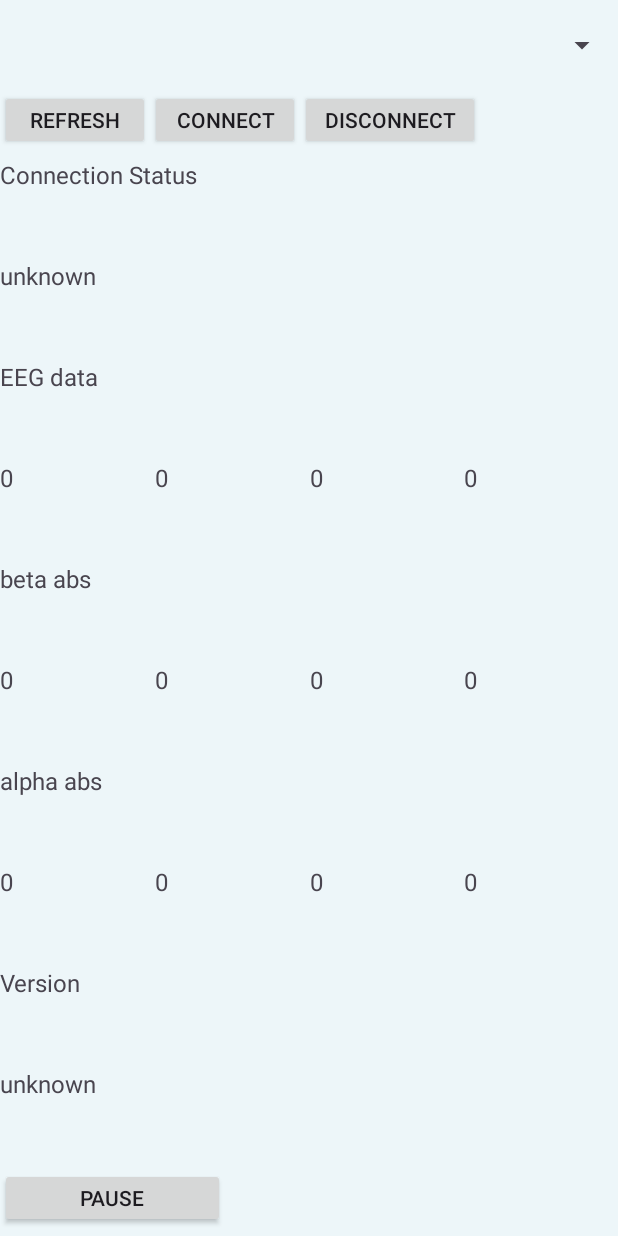
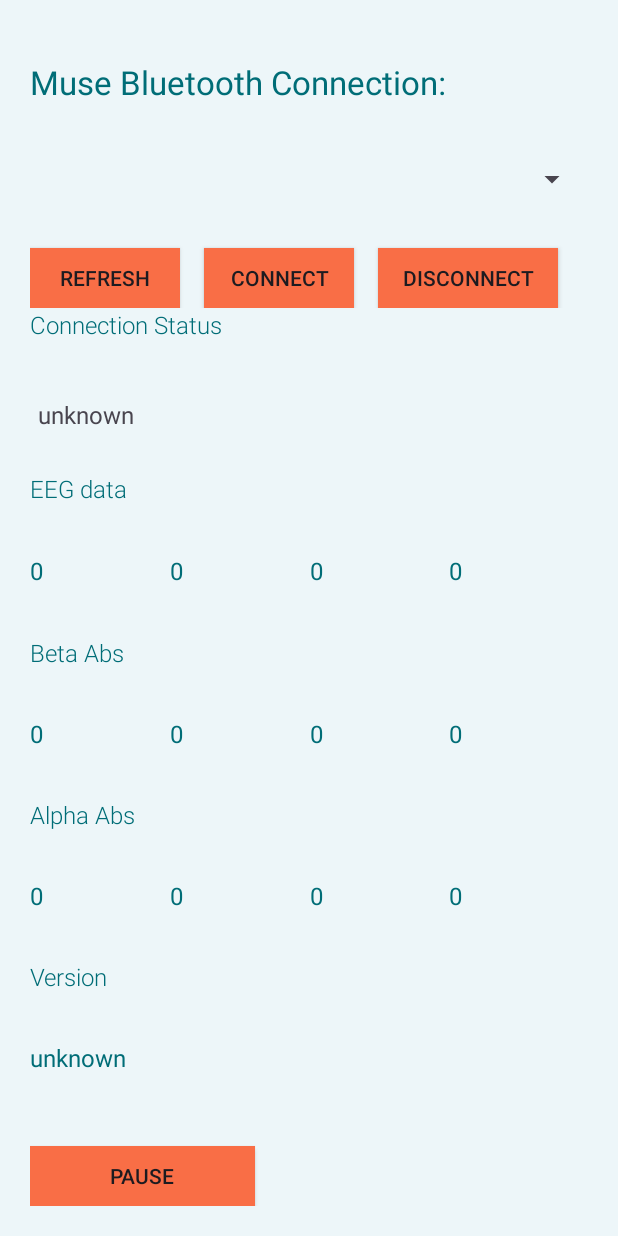
Before and after one commit to minesamaro/MuseCMEB, an Android app: the LibTest screen opened directly, with no data from a screen before it, on a phone screen of 412 x 824 dp. Run offline under Robolectric (Android 15) with nearby library versions, the phone set to English and light mode, and no system bars; libraries missing offline, so code that uses them is left out: com.choosemuse.libmuse; 5 statements that could not run were skipped.

Commit message:
"Layout Bluetooth"

```diff
--- a/App/app/src/main/res/layout/bluetooth2.xml
+++ b/App/app/src/main/res/layout/bluetooth2.xml
@@ -1,98 +1,147 @@
 <LinearLayout xmlns:android="http://schemas.android.com/apk/res/android"
-    android:orientation="vertical"
+    xmlns:app="http://schemas.android.com/apk/res-auto"
     android:layout_width="match_parent"
     android:layout_height="match_parent"
-    android:background="@color/our_lighter_blue">
+    android:background="@color/our_lighter_blue"
+    android:orientation="vertical"
+    android:padding="20dp">
+
+    <TextView
+        android:id="@+id/textView"
+        android:layout_width="match_parent"
+        android:layout_height="wrap_content"
+        android:layout_marginVertical="20dp"
+        android:text="Muse Bluetooth Connection:"
+        android:textAppearance="@style/TextAppearance.AppCompat.Large"
+        android:textColor="@color/our_dark_blue"
+        android:textColorHighlight="@color/our_light_blue"
+        android:textColorHint="@color/our_dark_blue" />
 
     <Spinner
         android:id="@+id/muses_spinner"
         android:layout_width="match_parent"
         android:layout_height="60dp" />
+
     <LinearLayout
         android:layout_width="match_parent"
-        android:layout_height="45dp"
-        android:orientation="horizontal" >
+        android:layout_height="wrap_content"
+        android:orientation="horizontal">
+
         <Button
             android:id="@+id/refresh"
             android:layout_width="100dp"
             android:layout_height="40dp"
-            android:text="@string/refresh" />
+            android:layout_marginTop="16dp"
+            android:layout_marginEnd="16dp"
+            android:background="@color/our_pink"
+            android:text="@string/refresh"
+            app:cornerRadius="10dp" />
+
         <Button
             android:id="@+id/connect"
             android:layout_width="100dp"
             android:layout_height="40dp"
-            android:text="@string/connect" />
+            android:layout_marginTop="16dp"
+            android:layout_marginEnd="16dp"
+            android:background="@color/our_pink"
+            android:text="@string/connect"
+            app:cornerRadius="10dp" />
+
         <Button
             android:id="@+id/disconnect"
             android:layout_width="120dp"
             android:layout_height="40dp"
-            android:text="@string/disconnect" />
-    </LinearLayout>
-    <TextView
-        android:layout_width="match_parent"
-        android:layout_height="match_parent"
-        android:layout_weight="1"
-        android:textSize="16sp"
-        android:text="@string/status" />
-    <TextView
-        android:id="@+id/con_status"
-        android:layout_width="match_parent"
-        android:layout_height="match_parent"
-        android:layout_weight="1"
-        android:textSize="16sp"
-        android:text="@string/undefined" />
-    <TextView
-        android:layout_width="match_parent"
-        android:layout_height="match_parent"
-        android:layout_weight="1"
-        android:textSize="16sp"
-        android:text="@string/eeg" />
-    <LinearLayout
-        android:layout_width="match_parent"
-        android:layout_height="match_parent"
-        android:layout_weight="1"
-        android:orientation="horizontal" >
-        <TextView
-            android:id="@+id/eeg_tp9"
-            android:layout_width="match_parent"
-            android:layout_height="match_parent"
-            android:layout_weight="1"
-            android:textSize="16sp"
-            android:text="@string/init_val" />
-        <TextView
-            android:id="@+id/eeg_af7"
-            android:layout_width="match_parent"
-            android:layout_height="match_parent"
-            android:layout_weight="1"
-            android:textSize="16sp"
-            android:text="@string/init_val" />
-        <TextView
-            android:id="@+id/eeg_af8"
-            android:layout_width="match_parent"
-            android:layout_height="match_parent"
-            android:layout_weight="1"
-            android:textSize="16sp"
-            android:text="@string/init_val" />
-        <TextView
-            android:id="@+id/eeg_tp10"
-            android:layout_width="match_parent"
-            android:layout_height="match_parent"
-            android:layout_weight="1"
-            android:textSize="16sp"
-            android:text="@string/init_val" />
+            android:layout_marginTop="16dp"
+            android:layout_marginEnd="16dp"
+            android:background="@color/our_pink"
+            android:text="@string/disconnect"
+            app:cornerRadius="10dp" />
     </LinearLayout>
 
     <TextView
         android:layout_width="match_parent"
         android:layout_height="match_parent"
         android:layout_weight="1"
-        android:text="beta abs"
+        android:text="@string/status"
+        android:textAppearance="@style/TextAppearance.AppCompat.Display4"
+        android:textColor="@color/our_dark_blue"
         android:textSize="16sp" />
+
+    <TextView
+        android:id="@+id/con_status"
+        android:layout_width="match_parent"
+        android:layout_height="match_parent"
+        android:layout_weight="1"
+        android:padding="5dp"
+        android:text="@string/undefined"
+        android:textSize="16sp" />
+
+    <TextView
+        android:layout_width="match_parent"
+        android:layout_height="match_parent"
+        android:layout_weight="1"
+        android:text="@string/eeg"
+        android:textAppearance="@style/TextAppearance.AppCompat.Display4"
+        android:textColor="@color/our_dark_blue"
+        android:textSize="16sp" />
+
     <LinearLayout
         android:layout_width="match_parent"
         android:layout_height="match_parent"
         android:layout_weight="1"
-        android:orientation="horizontal" >
+        android:orientation="horizontal">
+
+        <TextView
+            android:id="@+id/eeg_tp9"
+            android:layout_width="match_parent"
+            android:layout_height="match_parent"
+            android:layout_weight="1"
+            android:text="@string/init_val"
+            android:textColor="@color/our_dark_blue"
+            android:textSize="16sp" />
+
+        <TextView
+            android:id="@+id/eeg_af7"
+            android:layout_width="match_parent"
+            android:layout_height="match_parent"
+            android:layout_weight="1"
+            android:text="@string/init_val"
+            android:textColor="@color/our_dark_blue"
+            android:textSize="16sp" />
+
+        <TextView
+            android:id="@+id/eeg_af8"
+            android:layout_width="match_parent"
+            android:layout_height="match_parent"
+            android:layout_weight="1"
+            android:text="@string/init_val"
+            android:textColor="@color/our_dark_blue"
+            android:textSize="16sp" />
+
+        <TextView
+            android:id="@+id/eeg_tp10"
+            android:layout_width="match_parent"
+            android:layout_height="match_parent"
+            android:layout_weight="1"
+            android:text="@string/init_val"
+            android:textColor="@color/our_dark_blue"
+            android:textSize="16sp" />
+    </LinearLayout>
+
+    <TextView
+        android:layout_width="match_parent"
+        android:layout_height="match_parent"
+        android:layout_weight="1"
+        android:text="Beta Abs"
+        android:textAppearance="@style/TextAppearance.AppCompat.Display4"
+        android:textColor="@color/our_dark_blue"
+        android:textSize="16sp" />
+
+    <LinearLayout
+        android:layout_width="match_parent"
+        android:layout_height="match_parent"
+        android:layout_weight="1"
+        android:orientation="horizontal">
 
         <TextView
             android:id="@+id/elem"
@@ -100,6 +149,7 @@
             android:layout_height="match_parent"
             android:layout_weight="1"
             android:text="@string/init_val"
+            android:textColor="@color/our_dark_blue"
             android:textSize="16sp" />
 
         <TextView
@@ -108,6 +158,7 @@
             android:layout_height="match_parent"
             android:layout_weight="1"
             android:text="@string/init_val"
+            android:textColor="@color/our_dark_blue"
             android:textSize="16sp" />
 
         <TextView
@@ -116,6 +167,8 @@
             android:layout_height="match_parent"
             android:layout_weight="1"
             android:text="@string/init_val"
+            android:textColor="@color/our_dark_blue"
+            android:textAppearance="@style/TextAppearance.AppCompat.Body1"
             android:textSize="16sp" />
 
         <TextView
@@ -124,6 +177,7 @@
             android:layout_height="match_parent"
             android:layout_weight="1"
             android:text="@string/init_val"
+            android:textColor="@color/our_dark_blue"
             android:textSize="16sp" />
     </LinearLayout>
 
@@ -131,64 +185,87 @@
         android:layout_width="match_parent"
         android:layout_height="match_parent"
         android:layout_weight="1"
-        android:text="alpha abs"
+        android:text="Alpha Abs"
+        android:textAppearance="@style/TextAppearance.AppCompat.Display4"
+        android:textColor="@color/our_dark_blue"
         android:textSize="16sp" />
+
     <LinearLayout
         android:layout_width="match_parent"
         android:layout_height="match_parent"
         android:layout_weight="1"
-        android:orientation="horizontal" >
+        android:orientation="horizontal">
+
         <TextView
             android:id="@+id/elem1"
             android:layout_width="match_parent"
             android:layout_height="match_parent"
             android:layout_weight="1"
-            android:textSize="16sp"
-            android:text="@string/init_val" />
+            android:text="@string/init_val"
+            android:textColor="@color/our_dark_blue"
+            android:textSize="16sp" />
+
         <TextView
             android:id="@+id/elem2"
             android:layout_width="match_parent"
             android:layout_height="match_parent"
             android:layout_weight="1"
-            android:textSize="16sp"
-            android:text="@string/init_val" />
+            android:text="@string/init_val"
+            android:textColor="@color/our_dark_blue"
+            android:textSize="16sp" />
+
         <TextView
             android:id="@+id/elem3"
             android:layout_width="match_parent"
             android:layout_height="match_parent"
             android:layout_weight="1"
-            android:textSize="16sp"
-            android:text="@string/init_val" />
+            android:text="@string/init_val"
+            android:textColor="@color/our_dark_blue"
+            android:textSize="16sp" />
+
         <TextView
             android:id="@+id/elem4"
             android:layout_width="match_parent"
             android:layout_height="match_parent"
             android:layout_weight="1"
-            android:textSize="16sp"
-            android:text="@string/init_val" />
+            android:text="@string/init_val"
+            android:textColor="@color/our_dark_blue"
+            android:textSize="16sp" />
     </LinearLayout>
+
     <TextView
         android:layout_width="match_parent"
         android:layout_height="match_parent"
         android:layout_weight="1"
-        android:textSize="16sp"
-        android:text="@string/version" />
+        android:text="@string/version"
+        android:textAppearance="@style/TextAppearance.AppCompat.Display4"
+        android:textColor="@color/our_dark_blue"
+        android:textSize="16sp" />
+
     <TextView
         android:id="@+id/version"
         android:layout_width="match_parent"
         android:layout_height="match_parent"
         android:layout_weight="1"
-        android:textSize="16sp"
-        android:text="@string/undefined" />
+        android:text="@string/undefined"
+        android:textAppearance="@style/TextAppearance.AppCompat.Body1"
+        android:textColor="@color/our_dark_blue"
+        android:textSize="16sp" />
+
     <LinearLayout
         android:layout_width="match_parent"
-        android:layout_height="45dp"
-        android:orientation="horizontal" >
+        android:layout_height="wrap_content"
+        android:orientation="horizontal">
+
         <Button
             android:id="@+id/pause"
             android:layout_width="150dp"
             android:layout_height="40dp"
-            android:text="@string/pause" />
+            android:layout_marginTop="16dp"
+            android:layout_marginEnd="16dp"
+            android:background="@color/our_pink"
+            android:text="@string/pause"
+            app:cornerRadius="10dp" />
     </LinearLayout>
 
 </LinearLayout>
```
